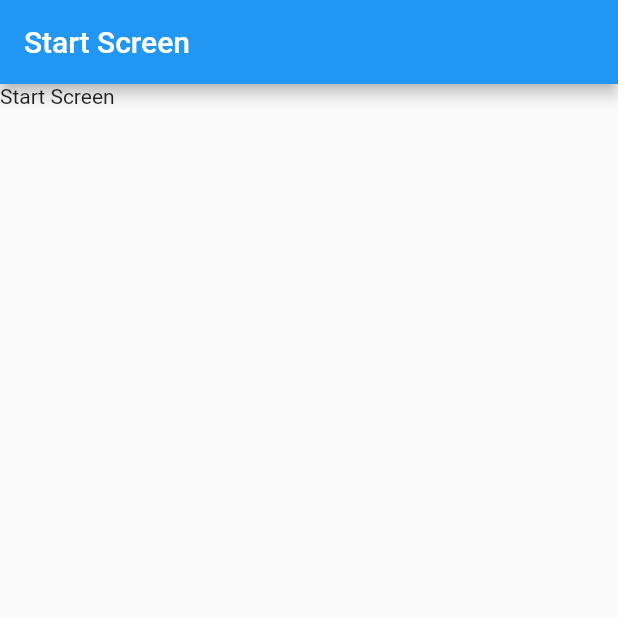
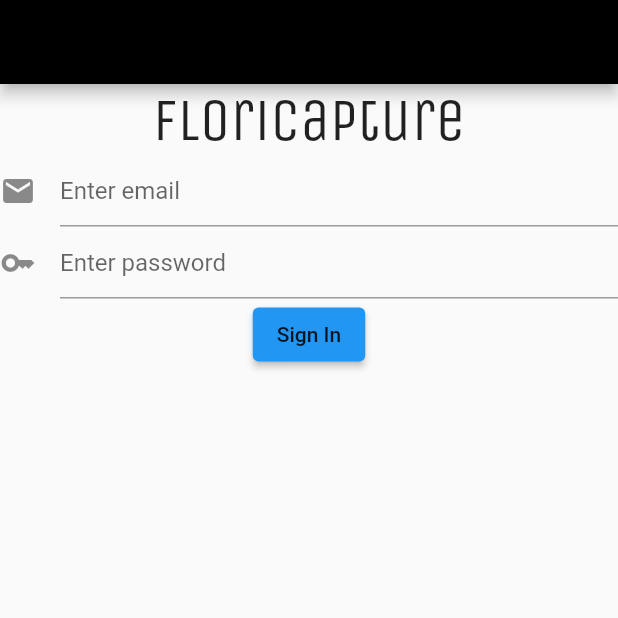
Before and after one commit to heykatieco/FloriKatie, a Flutter app: the screen it shows after launch, on a phone screen of 412 x 824 dp, the top half of it. Run offline on Flutter 3.47's test engine with Material 2 defaults, Android fonts, the phone set to English and light mode, and no system bars; project files that could hold a hidden picture were left out.

Commit message:
updated start_screen to sign in page

```diff
--- a/lib/viewscreen/start_screen.dart
+++ b/lib/viewscreen/start_screen.dart
@@ -1,42 +1,102 @@
 import 'package:flutter/material.dart';
 
 class StartScreen extends StatefulWidget {
-
   const StartScreen({Key? key}) : super(key: key);
 
-  static const routeName ='/startScreen';
+  static const routeName = '/startScreen';
 
   @override
   State<StatefulWidget> createState() {
     return _StartState();
   }
-
 }
 
 class _StartState extends State<StartScreen> {
-
   late _Controller con;
+  var formKey = GlobalKey<FormState>();
 
   @override
   void initState() {
     super.initState();
     con = _Controller(this);
   }
+
   @override
   Widget build(BuildContext context) {
     return Scaffold(
-      appBar: AppBar(
-        title: const Text('Start Screen'),
-      ),
-      body: const Text('Start Screen'),
-
-    );
+        appBar: AppBar(
+          //title: const Text('Start Screen'),
+          backgroundColor: Colors.black,
+        ),
+        body: SingleChildScrollView(
+            child: Column(
+      children: [
+        const Text('Floricapture', style: TextStyle(
+          fontFamily: 'Unica',
+          fontSize: 40.0,
+        )),
+        Form(
+          key: formKey,
+          child: Column(
+            children: [
+              TextFormField(
+                decoration: const InputDecoration(
+                  icon: Icon(Icons.email),
+                  hintText: 'Enter email',
+                ),
+                keyboardType: TextInputType.emailAddress,
+                autocorrect: false,
+                validator: con.validateEmail,
+              ),
+              TextFormField(
+                decoration: const InputDecoration(
+                  icon: Icon(Icons.key),
+                  hintText: 'Enter password',
+                ),
+                obscureText: true,
+                autocorrect: false,
+                validator: con.validatePassword,
+              ),
+              ElevatedButton(
+                onPressed: con.signin,
+                child: Text('Sign In', style: Theme.of(context).textTheme.button,),
+                ),
+            ],
+          ),
+        ),
+      ],
+    )));
   }
-
 }
 
 class _Controller {
   // private controller for start screen
   late _StartState state;
   _Controller(this.state);
+
+  void signin() {
+    FormState? currentState = state.formKey.currentState;
+    if (currentState == null) return;
+    if (!currentState.validate()) return;
+  }
+
+  String? validateEmail(String? value) {
+    if (value == null || value.isEmpty) {
+      return 'No email provided';
+    } else if (!(value.contains('@') && value.contains('.'))) {
+      return 'Not valid email address';
+    } else {
+      return null;
+    }
+  }
+
+  String? validatePassword(String? value) {
+    if (value == null || value.isEmpty){
+      return 'No password provided';
+    } else if (value.length < 6) {
+      return 'Password too short';
+    } else {
+      return null;
+    }
+  }
 }
```
Also changed, not shown: pubspec.yaml (+7 -6 lines), fonts/Nabla-Regular.ttf (added), fonts/UnicaOne-Regular.ttf (added).
